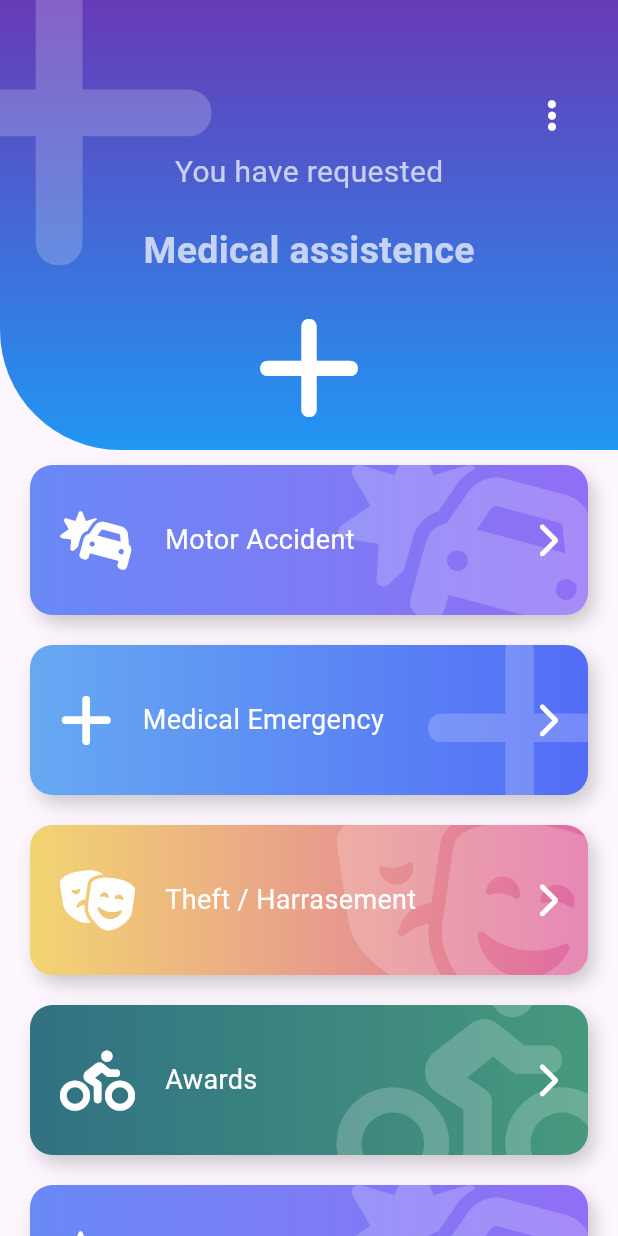
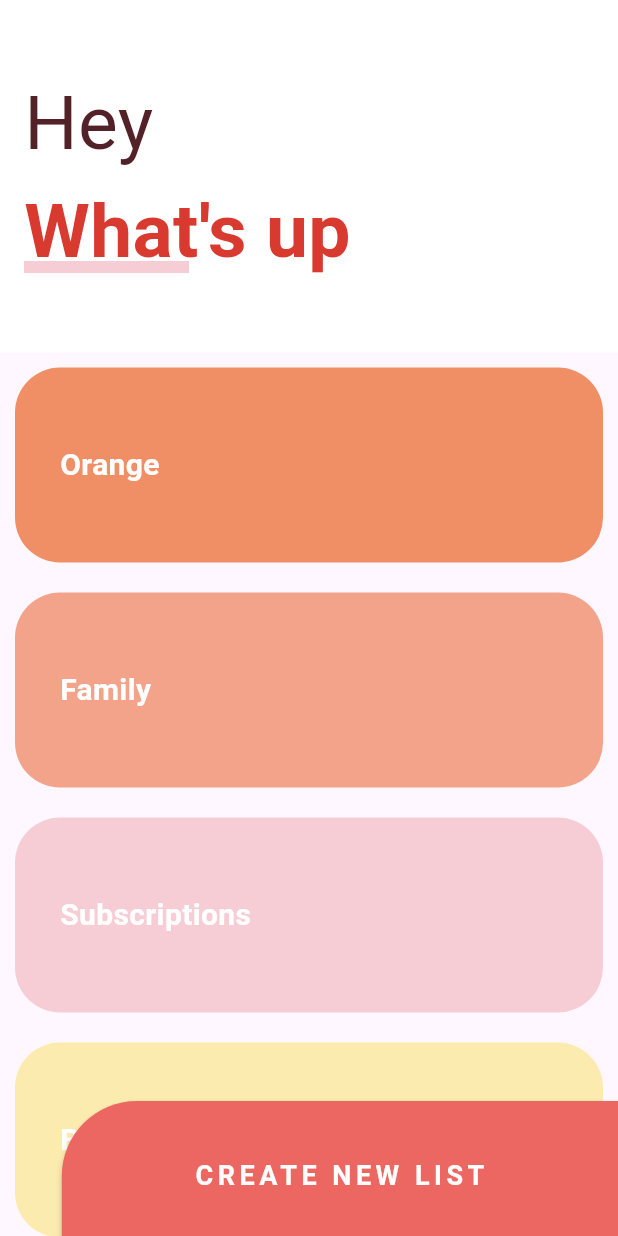
Before and after one commit to DeveTe5t/flutter-designs_designs_app, a Flutter app: the screen it shows after launch, on a phone screen of 412 x 824 dp. Run offline on Flutter 3.47's test engine with Material 3 defaults, Android fonts, the phone set to English and light mode, and no system bars; our stand-ins replace animate_do, flutter_svg, font_awesome_flutter.

Commit message:
Finish slivers list

```diff
--- /dev/null
+++ b/devtools_options.yaml
@@ -0,0 +1,3 @@
+description: This file stores settings for Dart & Flutter DevTools.
+documentation: https://docs.flutter.dev/tools/devtools/extensions#configure-extension-enablement-states
+extensions:
--- a/lib/main.dart
+++ b/lib/main.dart
@@ -8,7 +8,8 @@ import 'package:flutter/material.dart';
 // import 'src/labs/slide_show_page.dart';
 // import 'src/pages/slide_show_page.dart';
 // import '/src/pages/pinterest_page.dart';
-import '/src/pages/emergency_page.dart';
+// import '/src/pages/emergency_page.dart';
+import 'src/pages/sliver_list_page.dart';
 
 void main() {
   runApp(const MyApp());
@@ -28,7 +29,8 @@ class MyApp extends StatelessWidget {
       ),
       // home: const SlideShowPage(),
       // home: const PinterestPage(),
-      home: const EmergencyPage(),
+      // home: const EmergencyPage(),
+      home: const SliverListPage(),
     );
   }
 }
--- /dev/null
+++ b/lib/src/pages/sliver_list_page.dart
@@ -0,0 +1,548 @@
+import 'package:flutter/material.dart';
+
+class SliverListPage extends StatelessWidget {
+  const SliverListPage({super.key});
+
+  @override
+  Widget build(BuildContext context) {
+    return const Scaffold(
+      // body: _TaskList(),
+      // body: _Title(),
+      body: Stack(
+        children: [
+          _MainScroll(
+            title: 'Hey',
+            subTitle: "What's up",
+            minHeightHeader: 210,
+          ),
+          Positioned(bottom: -10, right: 0, child: _ButtonNewList()),
+        ],
+      ),
+    );
+  }
+}
+
+class _ButtonNewList extends StatelessWidget {
+  const _ButtonNewList();
+
+  @override
+  Widget build(BuildContext context) {
+    final size = MediaQuery.of(context).size;
+
+    return ButtonTheme(
+      minWidth: size.width * 0.9,
+      child: MaterialButton(
+        onPressed: () {},
+        // color: Colors.blue,
+        color: const Color(0xffED6762),
+        height: 100,
+        shape: const RoundedRectangleBorder(
+          borderRadius: BorderRadius.only(topLeft: Radius.circular(50)),
+        ),
+        child: const Text(
+          'CREATE NEW LIST',
+          style: TextStyle(
+            color: Colors.white,
+            fontSize: 18,
+            fontWeight: FontWeight.bold,
+            letterSpacing: 3,
+          ),
+        ),
+      ),
+    );
+  }
+}
+
+class _MainScroll extends StatelessWidget {
+  final String title;
+  final String subTitle;
+  final double minHeightHeader;
+
+  final items = const [
+    _ListItem(title: 'Orange', color: Color(0xffF08F66)),
+    _ListItem(title: 'Family', color: Color(0xffF2A38A)),
+    _ListItem(title: 'Subscriptions', color: Color(0xffF7CDD5)),
+    _ListItem(title: 'Books', color: Color(0xffFCEBAF)),
+    _ListItem(title: 'Orange', color: Color(0xffF08F66)),
+    _ListItem(title: 'Family', color: Color(0xffF2A38A)),
+    _ListItem(title: 'Subscriptions', color: Color(0xffF7CDD5)),
+    _ListItem(title: 'Books', color: Color(0xffFCEBAF)),
+  ];
+
+  const _MainScroll({
+    required this.title,
+    required this.subTitle,
+    required this.minHeightHeader,
+  });
+
+  @override
+  Widget build(BuildContext context) {
+    return CustomScrollView(
+      physics: const BouncingScrollPhysics(),
+      slivers: [
+        // Works like a normal app bar
+        // const SliverAppBar(
+        //   floating: true,
+        //   // elevation: 0,
+        //   backgroundColor: Colors.blue,
+        //   title: Text('Hey', style: TextStyle(color: Colors.white)),
+        // ),
+        SliverPersistentHeader(
+          floating: true,
+          delegate: _SliverCustomHeaderDelegate(
+            minHeight: minHeightHeader,
+            maxHeight: minHeightHeader + 25,
+            child: Container(
+              color: Colors.white,
+              // alignment: Alignment.centerLeft,
+              padding: const EdgeInsets.symmetric(
+                horizontal: 16.0,
+                vertical: 16,
+              ),
+              child: _Title(title: title, subTitle: subTitle),
+            ),
+          ),
+        ),
+
+        SliverList(
+          delegate: SliverChildListDelegate([
+            ...items,
+            const SizedBox(height: 100),
+          ]),
+        ),
+      ],
+    );
+  }
+}
+
+class _SliverCustomHeaderDelegate extends SliverPersistentHeaderDelegate {
+  final double minHeight;
+  final double maxHeight;
+  final Widget child;
+
+  _SliverCustomHeaderDelegate({
+    required this.minHeight,
+    required this.maxHeight,
+    required this.child,
+  });
+
+  @override
+  Widget build(
+    BuildContext context,
+    double shrinkOffset,
+    bool overlapsContent,
+  ) {
+    return SizedBox.expand(child: child);
+  }
+
+  @override
+  double get maxExtent => (minHeight > maxHeight) ? minHeight : maxHeight;
+
+  @override
+  // double get minExtent => (maxHeight < minHeight) ? maxHeight : minHeight;
+  double get minExtent => minHeight;
+
+  @override
+  bool shouldRebuild(covariant _SliverCustomHeaderDelegate oldDelegate) {
+    return maxHeight != oldDelegate.maxHeight ||
+        minHeight != oldDelegate.minHeight ||
+        child != oldDelegate.child;
+  }
+}
+
+class _TaskList extends StatelessWidget {
+  final items = const [
+    _ListItem(title: 'Orange', color: Color(0xffF08F66)),
+    _ListItem(title: 'Family', color: Color(0xffF2A38A)),
+    _ListItem(title: 'Subscriptions', color: Color(0xffF7CDD5)),
+    _ListItem(title: 'Books', color: Color(0xffFCEBAF)),
+    _ListItem(title: 'Orange', color: Color(0xffF08F66)),
+    _ListItem(title: 'Family', color: Color(0xffF2A38A)),
+    _ListItem(title: 'Subscriptions', color: Color(0xffF7CDD5)),
+    _ListItem(title: 'Books', color: Color(0xffFCEBAF)),
+  ];
+
+  const _TaskList();
+
+  @override
+  Widget build(BuildContext context) {
+    return ListView.builder(
+      // itemCount: 20,
+      itemCount: items.length,
+      // itemBuilder: (context, index) => const _ListItem(),
+      itemBuilder: (context, index) => items[index],
+    );
+    // return CustomScrollView(
+    //   physics: const BouncingScrollPhysics(),
+    //   slivers: [
+    //     SliverPersistentHeader(
+    //       floating: true,
+    //       delegate: _SliverCustomHeaderDelegate(
+    //         maxHeight: 200,
+    //         minHeight: 180,
+    //         child: Container(
+    //           alignment: Alignment.topLeft,
+    //           color: Colors.white,
+    //           child: _Title(),
+    //         ),
+    //       ),
+    //     ),
+    //     SliverList(delegate: SliverChildListDelegate(items)),
+    //   ],
+    // );
+  }
+}
+
+class _ListItem extends StatelessWidget {
+  final String title;
+  final Color color;
+  const _ListItem({required this.title, required this.color});
+
+  @override
+  Widget build(BuildContext context) {
+    return Container(
+      height: 130,
+      margin: const EdgeInsets.all(10),
+      padding: const EdgeInsets.symmetric(horizontal: 30),
+      decoration: BoxDecoration(
+        // color: Colors.orange,
+        color: color,
+        borderRadius: BorderRadius.circular(30),
+      ),
+      alignment: Alignment.centerLeft,
+      child: Text(
+        // 'Text',
+        title,
+        style: const TextStyle(
+          color: Colors.white,
+          fontWeight: FontWeight.bold,
+          fontSize: 20,
+        ),
+      ),
+    );
+  }
+}
+
+class _Title extends StatelessWidget {
+  final String title;
+  final String subTitle;
+
+  const _Title({required this.title, required this.subTitle});
+
+  @override
+  Widget build(BuildContext context) {
+    return Column(
+      // spacing: 30,
+      crossAxisAlignment: CrossAxisAlignment.start,
+      children: [
+        const SizedBox(height: 30),
+        // Container(
+        // alignment: Alignment.centerLeft,
+        // margin: const EdgeInsets.symmetric(horizontal: 30, vertical: 10),
+        Text(
+          title,
+          style: const TextStyle(color: Color(0xff532128), fontSize: 50),
+        ),
+        // ),
+        Stack(
+          children: [
+            const SizedBox(width: 110),
+            Positioned(
+              bottom: 8,
+              child: Container(
+                width: 110,
+                height: 8,
+                color: const Color(0xffF7CDD5),
+              ),
+            ),
+            // Container(
+            // alignment: Alignment.centerLeft,
+            // margin: const EdgeInsets.symmetric(horizontal: 30, vertical: 10),
+            Text(
+              subTitle,
+              style: const TextStyle(
+                color: Color(0xffD93A30),
+                fontSize: 50,
+                fontWeight: FontWeight.bold,
+              ),
+            ),
+            // ),
+          ],
+        ),
+      ],
+    );
+  }
+}
+
+// ------------ solution 2 ------------
+// import 'package:flutter/material.dart';
+// // import 'dart:developer'; // Para logs de depuración
+// import 'dart:math'; // Para max()
+
+// class SliverListPage extends StatelessWidget {
+//   const SliverListPage({super.key});
+
+//   @override
+//   Widget build(BuildContext context) {
+//     return const Scaffold(body: _MainScroll());
+//   }
+// }
+
+// class _MainScroll extends StatefulWidget {
+//   const _MainScroll();
+
+//   @override
+//   State<_MainScroll> createState() => _MainScrollState();
+// }
+
+// class _MainScrollState extends State<_MainScroll> {
+//   final items = const [
+//     _ListItem(title: 'Orange', color: Color(0xffF08F66)),
+//     _ListItem(title: 'Family', color: Color(0xffF2A38A)),
+//     _ListItem(title: 'Subscriptions', color: Color(0xffF7CDD5)),
+//     _ListItem(title: 'Books', color: Color(0xffFCEBAF)),
+//     _ListItem(title: 'Orange', color: Color(0xffF08F66)),
+//     _ListItem(title: 'Family', color: Color(0xffF2A38A)),
+//     _ListItem(title: 'Subscriptions', color: Color(0xffF7CDD5)),
+//     _ListItem(title: 'Books', color: Color(0xffFCEBAF)),
+//   ];
+
+//   final GlobalKey _titleKey = GlobalKey();
+
+//   // Valores iniciales razonables (pueden ser 0 si prefieres, pero causa más "salto")
+//   double _minHeaderHeight = 150.0;
+//   double _maxHeaderHeight = 250.0; // Debe ser >= minHeaderHeight inicial
+
+//   // Flag para evitar mediciones/setState innecesarios
+//   bool _isHeightMeasured = false;
+
+//   @override
+//   void initState() {
+//     super.initState();
+//     // Programar la medición después del primer layout
+//     WidgetsBinding.instance.addPostFrameCallback((_) {
+//       // Solo medir si aún no lo hemos hecho
+//       if (!_isHeightMeasured) {
+//         _measureTitleHeight();
+//       }
+//     });
+//   }
+
+//   void _measureTitleHeight() {
+//     final context = _titleKey.currentContext;
+
+//     // Comprobar si el contexto y el render object existen
+//     if (context != null && context.findRenderObject() != null) {
+//       final RenderBox renderBox = context.findRenderObject() as RenderBox;
+//       // Asegurarse de que el renderizado tenga dimensiones
+//       if (renderBox.hasSize) {
+//         final measuredHeight = renderBox.size.height;
+
+//         // Comprobar si estamos montados, la altura es válida y diferente a la actual
+//         // para evitar setState innecesarios.
+//         if (mounted &&
+//             measuredHeight > 0 &&
+//             measuredHeight != _minHeaderHeight) {
+//           print('Measured Title Height: $measuredHeight');
+
+//           setState(() {
+//             // Actualizar alturas con la medida real
+//             _minHeaderHeight = measuredHeight;
+//             // Mantener un pequeño delta para el efecto de encogimiento, o igualarlos
+//             _maxHeaderHeight =
+//                 measuredHeight + 25.0; // O simplemente measuredHeight
+//             _isHeightMeasured = true; // Marcar como medido
+//             print(
+//               'Updated Header Heights: min=$_minHeaderHeight, max=$_maxHeaderHeight',
+//             );
+//           });
+//         }
+//       } else {
+//         print('RenderBox has no size yet, retrying measurement...');
+//         // Si no tiene tamaño aún, reintentar en el próximo frame
+//         WidgetsBinding.instance.addPostFrameCallback((_) {
+//           if (!_isHeightMeasured) _measureTitleHeight();
+//         });
+//       }
+//     } else {
+//       print('Title context or RenderObject is null, retrying measurement...');
+//       // Si el contexto no está listo, reintentar en el próximo frame
+//       WidgetsBinding.instance.addPostFrameCallback((_) {
+//         if (!_isHeightMeasured) _measureTitleHeight();
+//       });
+//     }
+//   }
+
+//   @override
+//   Widget build(BuildContext context) {
+//     print(
+//       "Building with heights: min=$_minHeaderHeight, max=$_maxHeaderHeight",
+//     );
+//     return CustomScrollView(
+//       physics: const BouncingScrollPhysics(),
+//       slivers: [
+//         SliverPersistentHeader(
+//           floating: true, // pinned: true también funcionaría
+//           delegate: _SliverCustomHeaderDelegate(
+//             // Usar las alturas actualizadas del estado
+//             minHeight: _minHeaderHeight,
+//             maxHeight: _maxHeaderHeight,
+//             // El child es el Container que envuelve a _Title.
+//             // ¡IMPORTANTE! No poner 'height' aquí.
+//             child: Container(
+//               key:
+//                   _titleKey, // La key está en el widget cuya altura queremos medir
+//               color: Colors.white,
+//               alignment: Alignment.centerLeft,
+//               // _Title tomará su altura natural dentro de este Container
+//               child: const _Title(),
+//             ),
+//           ),
+//         ),
+//         SliverList(
+//           delegate: SliverChildListDelegate([
+//             ...items,
+//             const SizedBox(height: 100),
+//           ]),
+//         ),
+//       ],
+//     );
+//   }
+// }
+
+// class _SliverCustomHeaderDelegate extends SliverPersistentHeaderDelegate {
+//   final double minHeight;
+//   final double maxHeight;
+//   final Widget child;
+
+//   _SliverCustomHeaderDelegate({
+//     required this.minHeight,
+//     required this.maxHeight,
+//     required this.child,
+//   });
+
+//   @override
+//   Widget build(
+//     BuildContext context,
+//     double shrinkOffset,
+//     bool overlapsContent,
+//   ) {
+//     // SizedBox.expand fuerza al 'child' a llenar el espacio dado por
+//     // minExtent/maxExtent. Es crucial que minExtent/maxExtent sean correctos.
+//     return SizedBox.expand(child: child);
+//   }
+
+//   // maxExtent debe ser el valor más grande entre minHeight y maxHeight.
+//   @override
+//   double get maxExtent => max(minHeight, maxHeight);
+//   // double get maxExtent => (minHeight > maxHeight) ? minHeight : maxHeight;
+//   // double get maxExtent => maxHeight;
+
+//   // minExtent debe ser el valor más pequeño.
+//   @override
+//   double get minExtent => minHeight; // O min(minHeight, maxHeight) si maxHeight pudiera ser menor
+
+//   @override
+//   bool shouldRebuild(covariant _SliverCustomHeaderDelegate oldDelegate) {
+//     // Reconstruir si las alturas o el child cambian.
+//     return maxHeight != oldDelegate.maxHeight ||
+//         minHeight != oldDelegate.minHeight ||
+//         child != oldDelegate.child;
+//   }
+// }
+
+// class _ListItem extends StatelessWidget {
+//   // ... (Sin cambios)
+//   final String title;
+//   final Color color;
+//   const _ListItem({required this.title, required this.color});
+
+//   @override
+//   Widget build(BuildContext context) {
+//     return Container(
+//       height: 130,
+//       margin: const EdgeInsets.all(10),
+//       padding: const EdgeInsets.symmetric(horizontal: 30),
+//       decoration: BoxDecoration(
+//         color: color,
+//         borderRadius: BorderRadius.circular(30),
+//       ),
+//       alignment: Alignment.centerLeft,
+//       child: Text(
+//         title,
+//         style: const TextStyle(
+//           color: Colors.white,
+//           fontWeight: FontWeight.bold,
+//           fontSize: 20,
+//         ),
+//       ),
+//     );
+//   }
+// }
+
+// class _Title extends StatelessWidget {
+//   const _Title();
+
+//   @override
+//   Widget build(BuildContext context) {
+//     // Usar MainAxisSize.min para que la Columna se ajuste a su contenido verticalmente
+//     return Column(
+//       mainAxisSize: MainAxisSize.min, // Importante para la medición de altura
+//       crossAxisAlignment:
+//           CrossAxisAlignment.start, // Alinea el texto a la izquierda
+//       children: [
+//         const SizedBox(height: 30),
+//         const Padding(
+//           // Usar Padding en lugar de Container con margin si solo es espaciado
+//           padding: EdgeInsets.only(
+//             left: 30,
+//             right: 30,
+//             bottom: 10,
+//           ), // Ajusta el espaciado
+//           child: Text(
+//             // Texto más largo para probar el wrap
+//             // 'New Awesome Title With More Words',
+//             'New Awesome',
+//             style: TextStyle(
+//               color: Color(0xff532128),
+//               fontSize: 50,
+//               height: 1.1, // Ayuda a controlar el espaciado entre líneas
+//               // fontWeight: FontWeight.bold, // Puedes añadir si quieres
+//             ),
+//             // softWrap: true, // true por defecto, permite el salto de línea
+//             // overflow: TextOverflow.ellipsis, // Opcional: si prefieres cortar el texto
+//           ),
+//         ),
+//         // Añadir un Padding similar para el segundo texto
+//         const Padding(
+//           padding: EdgeInsets.only(
+//             left: 30,
+//             right: 30,
+//             bottom: 20,
+//           ), // Ajusta el espaciado
+//           child: Text(
+//             // Texto más largo para probar el wrap
+//             // 'List of Many Items That Need Space',
+//             'List of',
+//             style: TextStyle(
+//               color: Color(0xffD93A30),
+//               fontSize: 50,
+//               fontWeight: FontWeight.bold,
+//               height: 1.1,
+//             ),
+//           ),
+//         ),
+//         // Si necesitas la línea debajo, puedes añadirla aquí
+//         Padding(
+//           padding: const EdgeInsets.only(left: 30),
+//           child: Container(
+//             width: 150, // O calcula el ancho dinámicamente si es necesario
+//             height: 8,
+//             color: const Color(0xffF7CDD5),
+//           ),
+//         ),
+//         const SizedBox(height: 10), // Espacio final si es necesario
+//       ],
+//     );
+//   }
+// }
```
